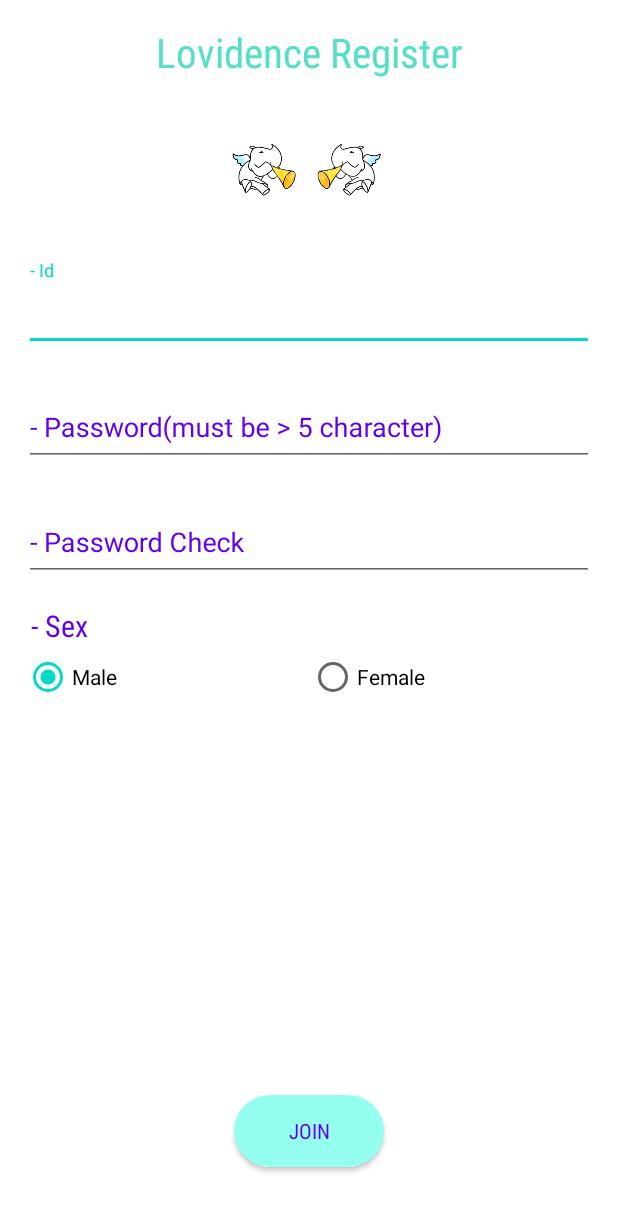
After one commit to goo-gy/lovidence, an Android app: the registerActivity screen opened directly, with no data from a screen before it, on a phone screen of 412 x 824 dp. The commit adds this screen. Shown: the top 1211 px of the screen. Run offline under Robolectric (Android 15) with nearby library versions, the phone set to English and light mode, and no system bars.

Commit message:
+Register + ui 수정

```diff
--- a/lovidence/app/src/main/AndroidManifest.xml
+++ b/lovidence/app/src/main/AndroidManifest.xml
@@ -13,7 +13,10 @@
         android:roundIcon="@mipmap/ic_launcher_round"
         android:supportsRtl="true"
         android:theme="@style/AppTheme"
+
         android:usesCleartextTraffic="true">
+
+        <uses-library android:name="org.apache.http.legacy" android:required="false"/>
         <activity android:name=".GenerateQrCode"></activity>
         <activity
             android:name=".splash.SplashActivity"
@@ -24,6 +27,7 @@
                 <category android:name="android.intent.category.LAUNCHER" />
             </intent-filter>
         </activity>
+        <activity android:name=".ui.login.registerActivity"/>
         <activity android:name=".ui.login.LoginActivity" />
         <activity android:name=".MainActivity" />
         <activity
--- /dev/null
+++ b/lovidence/app/src/main/res/drawable/join.xml
@@ -0,0 +1,12 @@
+<?xml version="1.0" encoding="utf-8"?>
+<selector xmlns:android="http://schemas.android.com/apk/res/android">
+    <item android:state_enabled="true">
+        <shape>
+            <solid android:color="#94ffef">
+            </solid>
+            <corners android:radius="60dp">
+            </corners>
+
+        </shape>
+    </item>
+</selector>
--- a/lovidence/app/src/main/res/drawable/splash_background.xml
+++ b/lovidence/app/src/main/res/drawable/splash_background.xml
@@ -3,6 +3,9 @@
     android:opacity="opaque">
     <item android:drawable="@android:color/white"/>
     <item
-        android:drawable="@drawable/splash_image"
+        android:width="180dp"
+        android:height="35dp"
+        android:bottom="300dp"
+        android:drawable="@drawable/lovidence"
         android:gravity="center"/>
 </layer-list>
--- a/lovidence/app/src/main/res/layout/activity_main.xml
+++ b/lovidence/app/src/main/res/layout/activity_main.xml
@@ -16,8 +16,8 @@
         <ImageView
             android:layout_width="match_parent"
             android:layout_height="280dp"
-            android:background="@drawable/main_back">
-        </ImageView>
+            android:layout_marginBottom="135dp"
+            android:background="@drawable/main_back"></ImageView>
         <ImageView
             android:layout_width="match_parent"
             android:layout_height="260dp"
--- /dev/null
+++ b/lovidence/app/src/main/res/layout/activity_register.xml
@@ -0,0 +1,134 @@
+<?xml version="1.0" encoding="utf-8"?>
+<LinearLayout xmlns:android="http://schemas.android.com/apk/res/android"
+    xmlns:app="http://schemas.android.com/apk/res-auto"
+    xmlns:tools="http://schemas.android.com/tools"
+    android:orientation="vertical"
+    android:paddingLeft="16dp"
+    android:paddingTop="16dp"
+    android:paddingRight="16dp"
+    android:paddingBottom="16dp"
+    android:layout_width="match_parent"
+    android:layout_height="match_parent"
+    android:background="#ffffff"
+    tools:context=".MainActivity">
+    <TextView
+        android:layout_width="match_parent"
+        android:layout_height="wrap_content"
+        android:gravity="center"
+        android:textColor="#55e0c5"
+        android:textSize="27sp"
+        android:fontFamily="sans-serif-condensed"
+        android:textFontWeight="@android:integer/config_mediumAnimTime"
+        android:text="Lovidence Register"/>
+    <ImageView
+        android:layout_width="match_parent"
+        android:layout_height="120dp"
+        android:background="@null"
+        android:src="@drawable/register"
+        android:layout_gravity="center"
+
+        />
+    <com.google.android.material.textfield.TextInputLayout
+        android:layout_width="match_parent"
+        android:layout_height="wrap_content"
+        android:hint="- Id"
+        android:textColorHint="@color/colorPrimary"
+        android:layout_marginBottom="16dp"
+        >
+        <com.google.android.material.textfield.TextInputEditText
+            android:id="@+id/et_id"
+            android:layout_width="match_parent"
+            android:layout_height="50dp"
+            android:inputType="textEmailAddress"
+            android:selectAllOnFocus="true"
+            >
+        </com.google.android.material.textfield.TextInputEditText>
+    </com.google.android.material.textfield.TextInputLayout>
+
+    <com.google.android.material.textfield.TextInputLayout
+        android:layout_width="match_parent"
+        android:layout_height="wrap_content"
+        android:hint="- Password(must be > 5 character)"
+        android:textColorHint="@color/colorPrimary"
+        android:layout_marginBottom="16dp"
+        >
+        <com.google.android.material.textfield.TextInputEditText
+            android:id="@+id/et_Password"
+            android:layout_width="match_parent"
+            android:layout_height="50dp"
+            android:inputType="textEmailAddress"
+            android:selectAllOnFocus="true"
+            >
+        </com.google.android.material.textfield.TextInputEditText>
+    </com.google.android.material.textfield.TextInputLayout>
+
+    <com.google.android.material.textfield.TextInputLayout
+        android:layout_width="match_parent"
+        android:layout_height="wrap_content"
+        android:hint="- Password Check"
+        android:textColorHint="@color/colorPrimary"
+        android:layout_marginBottom="16dp"
+        >
+        <com.google.android.material.textfield.TextInputEditText
+            android:id="@+id/et_Password_chk"
+            android:layout_width="match_parent"
+            android:layout_height="50dp"
+            android:inputType="textEmailAddress"
+            android:selectAllOnFocus="true"
+            >
+        </com.google.android.material.textfield.TextInputEditText>
+    </com.google.android.material.textfield.TextInputLayout>
+    <LinearLayout
+        android:layout_width="match_parent"
+        android:layout_height="wrap_content"
+        android:layout_weight="1"
+        android:orientation="vertical">
+        <TextView
+            android:layout_width="match_parent"
+            android:layout_height="wrap_content"
+            android:textSize="20dp"
+            android:textColor="@color/colorPrimary"
+            android:fontFamily="sans-serif-condensed"
+            android:layout_marginBottom="5dp"
+            android:text=" - Sex"/>
+        <RadioGroup
+            android:id="@+id/radioGroup"
+            android:orientation="horizontal"
+            android:layout_width="match_parent"
+            android:layout_height="30dp">
+            <RadioButton
+                android:layout_weight="1"
+                android:text="Male"
+                android:id="@+id/rg_btn1"
+                android:layout_width="0dp"
+                android:checked="true"
+                android:layout_height="wrap_content" />
+            <RadioButton
+                android:layout_weight="1"
+                android:text="Female"
+                android:id="@+id/rg_btn2"
+                android:layout_width="0dp"
+                android:layout_height="wrap_content" />
+        </RadioGroup>
+
+    </LinearLayout>
+
+    <Button
+        android:text="Join"
+        android:fontFamily="sans-serif-condensed"
+        android:textColor="@color/colorPrimary"
+        android:layout_width="100dp"
+        android:layout_height="48dp"
+        android:layout_gravity="center"
+        android:id="@+id/bt_Join"
+        android:clickable="true"
+        android:background="@drawable/join"
+        android:onClick="bt_Join"
+        android:textAlignment="center"
+        android:layout_marginStart="16dp"
+        android:layout_marginTop="20dp"
+        android:layout_marginBottom="30dp"
+        android:layout_marginEnd="16dp"
+        tools:ignore="HardcodedText,OnClick" />
+
+</LinearLayout>
--- a/lovidence/app/src/main/res/layout/fragment_menu1.xml
+++ b/lovidence/app/src/main/res/layout/fragment_menu1.xml
@@ -10,12 +10,11 @@
         android:id="@+id/main_layout"
         android:layout_width="match_parent"
         android:layout_height="match_parent"
-        android:background="#ffffff"
-        android:layout_marginBottom="?attr/actionBarSize">
+        android:background="#ffffff">
 
         <ImageView
             android:layout_width="match_parent"
-            android:layout_height="280dp"
+            android:layout_height="350dp"
             android:background="@drawable/main_back">
         </ImageView>
         <Button
```
Also changed, not shown: lovidence/app/build.gradle (+6 -2 lines), lovidence/app/src/main/java/com/example/lovidence/ui/login/LoginActivity.java (+9 -0 lines), lovidence/app/src/main/java/com/example/lovidence/ui/login/registerActivity.java (added, +165 -0 lines), lovidence/app/src/main/res/drawable/radio.xml (added, +18 -0 lines), lovidence/app/src/main/res/layout/activity_login.xml (+12 -2 lines), lovidence/app/src/main/res/drawable/lovidence.PNG (added), lovidence/app/src/main/res/drawable/main_back.png, lovidence/app/src/main/res/drawable/mainlove.PNG (added), lovidence/app/src/main/res/drawable/register.png (added), lovidence/app/src/main/res/drawable/splash_icon2.png (renamed from lovidence/app/src/main/res/drawable/splash_icon.png), lovidence/app/src/main/res/drawable/splash_image.png, lovidence/app/src/main/res/drawable/splash_image2.png (added).
